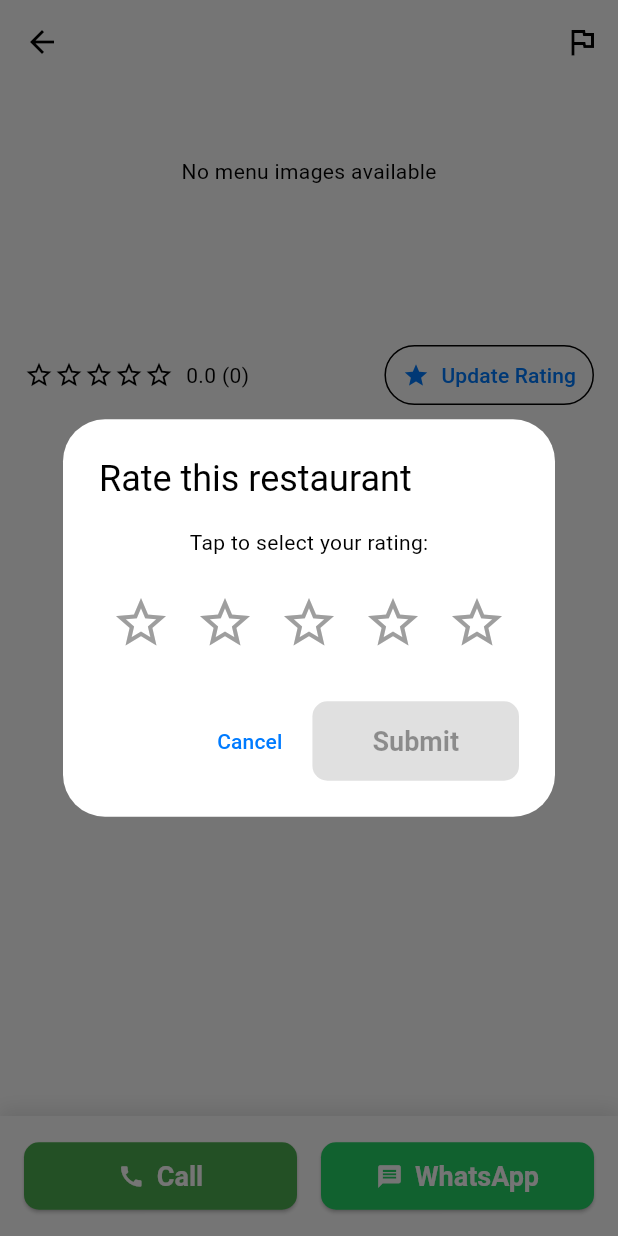
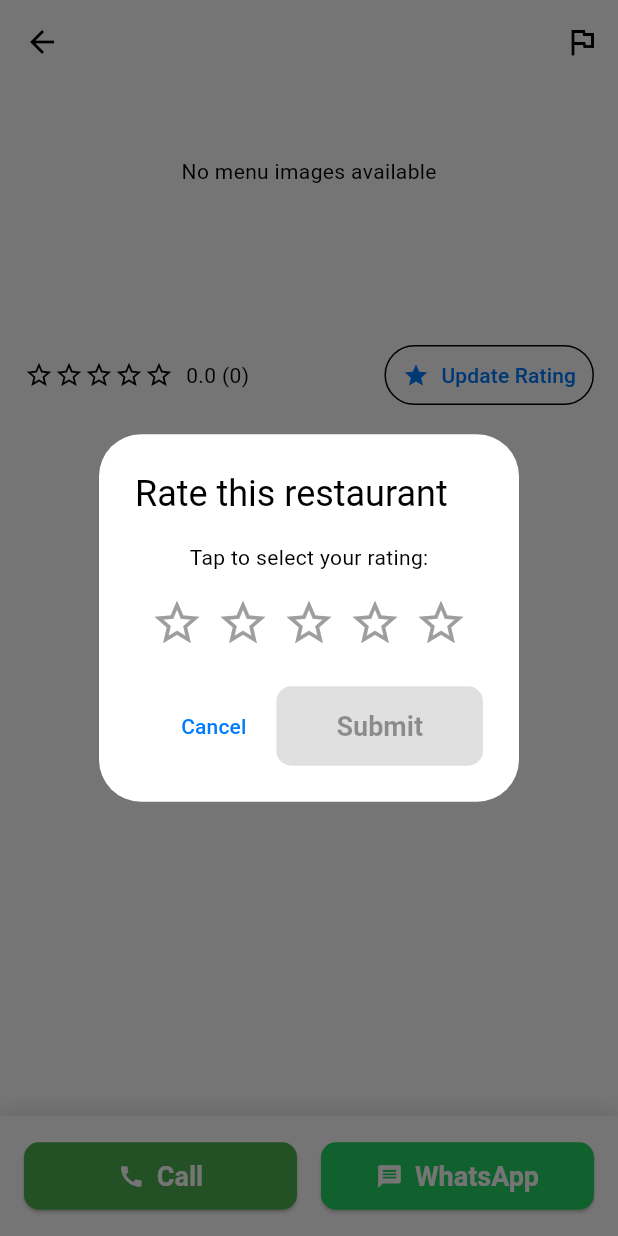
Before and after one commit to metunccacm/hocam-connect, a Flutter app: the RestaurantMenuView screen opened directly with empty values, after a tap on "Update Rating", on a phone screen of 412 x 824 dp. Run offline on Flutter 3.47's test engine with Material 3 defaults, Android fonts, the phone set to English and light mode, and no system bars; our stand-ins replace cached_network_image, connectivity_plus, device_info_plus, email_validator, firebase_core, firebase_messaging and 15 more; missing offline and left inert: cryptography; accounts and stored records are empty; network calls fail; project files that could hold a hidden picture were left out.

Commit message:
improve star rating interaction and layout

```diff
--- a/project/lib/view/restaurant_menu_view.dart
+++ b/project/lib/view/restaurant_menu_view.dart
@@ -108,17 +108,21 @@ class _RestaurantMenuViewState extends State<RestaurantMenuView> {
               const SizedBox(height: 16),
               Row(
                 mainAxisAlignment: MainAxisAlignment.center,
+                mainAxisSize: MainAxisSize.min,
                 children: List.generate(5, (index) {
                   final starValue = index + 1;
-                  return IconButton(
-                    icon: Icon(
-                      starValue <= tempRating ? Icons.star : Icons.star_border,
-                      color: starValue <= tempRating ? Colors.amber : Colors.grey,
-                      size: 40,
-                    ),
-                    onPressed: () {
+                  return GestureDetector(
+                    onTap: () {
                       setState(() => tempRating = starValue);
                     },
+                    child: Padding(
+                      padding: const EdgeInsets.symmetric(horizontal: 4),
+                      child: Icon(
+                        starValue <= tempRating ? Icons.star : Icons.star_border,
+                        color: starValue <= tempRating ? Colors.amber : Colors.grey,
+                        size: 36,
+                      ),
+                    ),
                   );
                 }),
               ),
```
